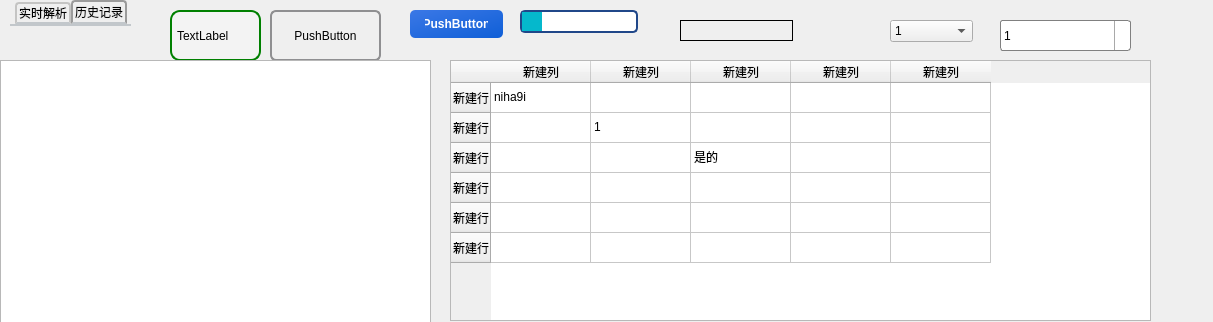
learniuH/work, file KCTS/KCTS Project/demo/test.ui: the form before one commit.
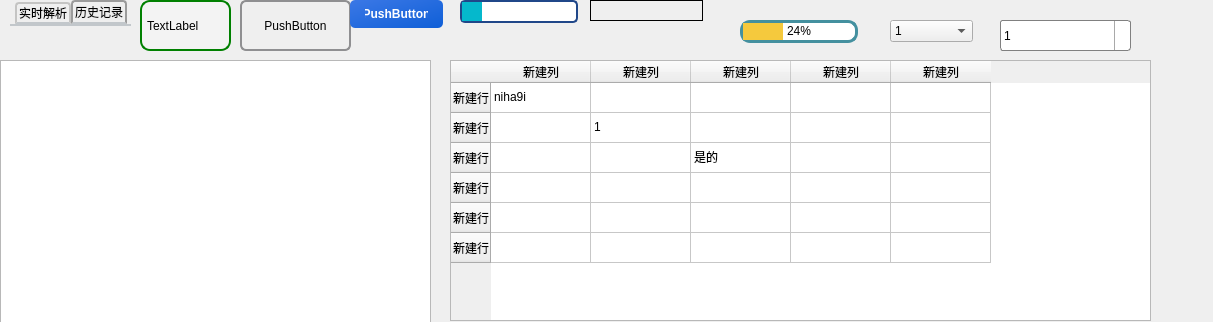
The form after the commit. Icons and pictures are not drawn.

What changed in the file:
```diff
--- a/KCTS/KCTS Project/demo/test.ui
+++ b/KCTS/KCTS Project/demo/test.ui
@@ -77,8 +77,8 @@
   <widget class="QProgressBar" name="progressBar">
    <property name="geometry">
     <rect>
-     <x>520</x>
-     <y>10</y>
+     <x>460</x>
+     <y>0</y>
      <width>118</width>
      <height>23</height>
     </rect>
@@ -109,8 +109,8 @@
   <widget class="QLabel" name="label">
    <property name="geometry">
     <rect>
-     <x>170</x>
-     <y>10</y>
+     <x>140</x>
+     <y>0</y>
      <width>91</width>
      <height>51</height>
     </rect>
@@ -130,8 +130,8 @@
   <widget class="QPushButton" name="pushButton">
    <property name="geometry">
     <rect>
-     <x>270</x>
-     <y>10</y>
+     <x>240</x>
+     <y>0</y>
      <width>111</width>
      <height>51</height>
     </rect>
@@ -182,8 +182,8 @@
   <widget class="QPushButton" name="pushButton_2">
    <property name="geometry">
     <rect>
-     <x>410</x>
-     <y>10</y>
+     <x>350</x>
+     <y>0</y>
      <width>93</width>
      <height>28</height>
     </rect>
@@ -213,8 +213,8 @@
   <widget class="QLineEdit" name="lineEdit">
    <property name="geometry">
     <rect>
-     <x>680</x>
-     <y>20</y>
+     <x>590</x>
+     <y>0</y>
      <width>113</width>
      <height>21</height>
     </rect>
@@ -576,6 +576,35 @@
     </property>
    </item>
   </widget>
+  <widget class="QProgressBar" name="progressBar_2">
+   <property name="geometry">
+    <rect>
+     <x>740</x>
+     <y>20</y>
+     <width>118</width>
+     <height>23</height>
+    </rect>
+   </property>
+   <property name="styleSheet">
+    <string notr="true">QProgressBar {
+    border: 3px solid grey;
+    border-radius: 10px;
+	text-align: center;
+	border-color: #44909f;
+	font: 9pt &quot;微软雅黑&quot;;
+    background-color: qlineargradient(x1: 0, y1: 0, x2: 0, y2: 1,
+                                      stop: 0 #f6f7fa, stop: 1 #dadbde);
+}
+
+QProgressBar::chunk {
+    background-color: #f5c93d;
+    width: 20px;
+}</string>
+   </property>
+   <property name="value">
+    <number>24</number>
+   </property>
+  </widget>
  </widget>
  <resources/>
  <connections/>
```
